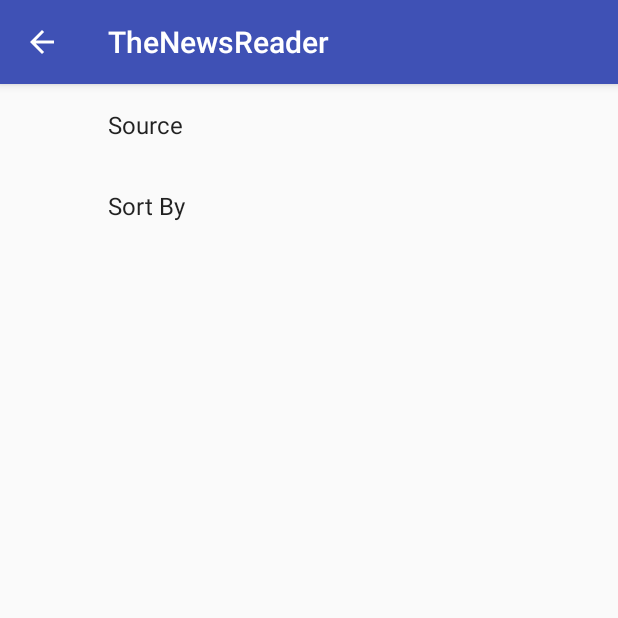
After one commit to lednhatkhanh/TheNewsReader, an Android app: the SettingsActivity screen opened directly, with no data from a screen before it, on a phone screen of 412 x 824 dp, the top half of it. The commit adds this screen. Run offline under Robolectric (Android 15) with nearby library versions, the phone set to English and light mode, and no system bars; our stand-ins replace androidx.preference.

Commit message:
Settings

```diff
--- a/app/build.gradle
+++ b/app/build.gradle
@@ -33,5 +33,6 @@ dependencies {
     compile 'com.squareup.okhttp3:okhttp:3.6.0'
     compile 'com.squareup.picasso:picasso:2.5.2'
     compile 'com.android.support.constraint:constraint-layout:1.0.0'
+    compile 'com.android.support:preference-v7:25.2.0'
     testCompile 'junit:junit:4.12'
 }
--- /dev/null
+++ b/app/src/main/java/com/lednhatkhanh/thenewsreader/SettingsActivity.java
@@ -0,0 +1,25 @@
+package com.lednhatkhanh.thenewsreader;
+
+import android.support.v7.app.AppCompatActivity;
+import android.os.Bundle;
+import android.view.MenuItem;
+
+public class SettingsActivity extends AppCompatActivity {
+
+    @Override
+    protected void onCreate(Bundle savedInstanceState) {
+        super.onCreate(savedInstanceState);
+        setContentView(R.layout.activity_settings);
+        getSupportActionBar().setDisplayHomeAsUpEnabled(true);
+    }
+
+    @Override
+    public boolean onOptionsItemSelected(MenuItem item) {
+        int id = item.getItemId();
+
+        if(id == android.R.id.home) {
+            onBackPressed();
+        }
+        return super.onOptionsItemSelected(item);
+    }
+}
--- /dev/null
+++ b/app/src/main/java/com/lednhatkhanh/thenewsreader/SettingsFragment.java
@@ -0,0 +1,76 @@
+package com.lednhatkhanh.thenewsreader;
+
+import android.content.SharedPreferences;
+import android.os.Bundle;
+import android.support.v7.preference.CheckBoxPreference;
+import android.support.v7.preference.ListPreference;
+import android.support.v7.preference.Preference;
+import android.support.v7.preference.PreferenceFragmentCompat;
+import android.support.v7.preference.PreferenceScreen;
+
+import java.util.List;
+
+/**
+ * Created by lednh on 2/27/2017.
+ */
+
+public class SettingsFragment extends PreferenceFragmentCompat
+    implements SharedPreferences.OnSharedPreferenceChangeListener {
+
+    @Override
+    public void onCreatePreferences(Bundle savedInstanceState, String rootKey) {
+        addPreferencesFromResource(R.xml.pref_general);
+
+        SharedPreferences sharedPreferences = getPreferenceScreen().getSharedPreferences();
+        PreferenceScreen prefScreen = getPreferenceScreen();
+        int count = prefScreen.getPreferenceCount();
+        for(int i=0;i< count; i++) {
+            Preference pref = prefScreen.getPreference(i);
+            if(!(pref instanceof CheckBoxPreference)) {
+                String value = sharedPreferences.getString(pref.getKey(), "");
+                setPreferenceSummary(pref, value);
+            }
+        }
+    }
+
+    private void setPreferenceSummary(Preference preference, Object value) {
+        String valueString = value.toString();
+        //String key = preference.getKey();
+
+        if (preference instanceof ListPreference) {
+            ListPreference listPreference = (ListPreference) preference;
+            int prefIndex = listPreference.findIndexOfValue(valueString);
+            if(prefIndex >= 0) {
+                preference.setSummary(listPreference.getEntries()[prefIndex]);
+            }
+        } else {
+            preference.setSummary(valueString);
+        }
+    }
+
+    @Override
+    public void onSharedPreferenceChanged(SharedPreferences sharedPreferences, String key) {
+        Preference preference = findPreference(key);
+        if(preference != null) {
+            if(!(preference instanceof CheckBoxPreference)) {
+                setPreferenceSummary(preference, sharedPreferences.getString(key, ""));
+            }
+        }
+    }
+
+    @Override
+    public void onStop() {
+        super.onStop();
+        /* Unregister the preference change listener */
+        getPreferenceScreen().getSharedPreferences()
+                .unregisterOnSharedPreferenceChangeListener(this);
+    }
+
+    @Override
+    public void onStart() {
+        super.onStart();
+        /* Register the preference change listener */
+        getPreferenceScreen().getSharedPreferences()
+                .registerOnSharedPreferenceChangeListener(this);
+    }
+}
--- /dev/null
+++ b/app/src/main/res/layout/activity_settings.xml
@@ -0,0 +1,6 @@
+<?xml version="1.0" encoding="utf-8"?>
+<fragment android:name="com.lednhatkhanh.thenewsreader.SettingsFragment"
+    android:id="@+id/news_settings_fragment"
+    android:layout_width="match_parent"
+    android:layout_height="match_parent"
+    xmlns:android="http://schemas.android.com/apk/res/android" />
--- /dev/null
+++ b/app/src/main/res/values/arrays.xml
@@ -0,0 +1,13 @@
+<?xml version="1.0" encoding="utf-8"?>
+<resources>
+    <string-array name="pref_sortBy_values">
+        <item>@string/pref_sortBy_latest</item>
+        <item>@string/pref_sortBy_top</item>
+        <item>@string/pref_sortBy_popular</item>
+    </string-array>
+    <string-array name="pref_sortBy_options">
+        <item>@string/pref_sortBy_label_latest</item>
+        <item>@string/pref_sortBy_label_top</item>
+        <item>@string/pref_sortBy_label_popular</item>
+    </string-array>
+</resources>
--- a/app/src/main/res/values/strings.xml
+++ b/app/src/main/res/values/strings.xml
@@ -1,4 +1,19 @@
 <resources>
     <string name="app_name">TheNewsReader</string>
     <string name="error_message">Something bad happened!</string>
+
+    <string name="action_settings">Settings</string>
+
+    <string name="pref_source_default">reddit-r-all</string>
+    <string name="pref_source_label">Source</string>
+    <string name="pref_source_key" translatable="false">source</string>
+
+    <string name="pref_sortBy_label">Sort By</string>
+    <string name="pref_sortBy_key">sort_by</string>
+    <string name="pref_sortBy_label_top">Top</string>
+    <string name="pref_sortBy_top">top</string>
+    <string name="pref_sortBy_label_latest">Latest</string>
+    <string name="pref_sortBy_latest">latest</string>
+    <string name="pref_sortBy_label_popular">Popular</string>
+    <string name="pref_sortBy_popular">popular</string>
 </resources>
--- a/app/src/main/res/values/styles.xml
+++ b/app/src/main/res/values/styles.xml
@@ -6,6 +6,7 @@
         <item name="colorPrimary">@color/colorPrimary</item>
         <item name="colorPrimaryDark">@color/colorPrimaryDark</item>
         <item name="colorAccent">@color/colorAccent</item>
+        <item name="preferenceTheme">@style/PreferenceThemeOverlay</item>
     </style>
 
 </resources>
--- /dev/null
+++ b/app/src/main/res/xml/pref_general.xml
@@ -0,0 +1,17 @@
+<?xml version="1.0" encoding="utf-8"?>
+<PreferenceScreen xmlns:android="http://schemas.android.com/apk/res/android"
+    xmlns:app="http://schemas.android.com/apk/res-auto">
+    <EditTextPreference
+        android:defaultValue="@string/pref_source_default"
+        android:inputType="text"
+        app:key="@string/pref_source_key"
+        android:singleLine="true"
+        android:title="@string/pref_source_label"/>
+
+    <ListPreference
+        android:defaultValue="@string/pref_sortBy_latest"
+        android:entries="@array/pref_sortBy_options"
+        android:entryValues="@array/pref_sortBy_values"
+        android:key="@string/pref_sortBy_key"
+        android:title="@string/pref_sortBy_label"/>
+</PreferenceScreen>
```
Also changed, not shown: app/src/main/AndroidManifest.xml (+5 -2 lines), app/src/main/java/com/lednhatkhanh/thenewsreader/MainActivity.java (+76 -15 lines), app/src/main/java/com/lednhatkhanh/thenewsreader/utils/PreferencesUtils.java (added, +29 -0 lines), app/src/main/res/menu/menu_main.xml (added, +10 -0 lines).
